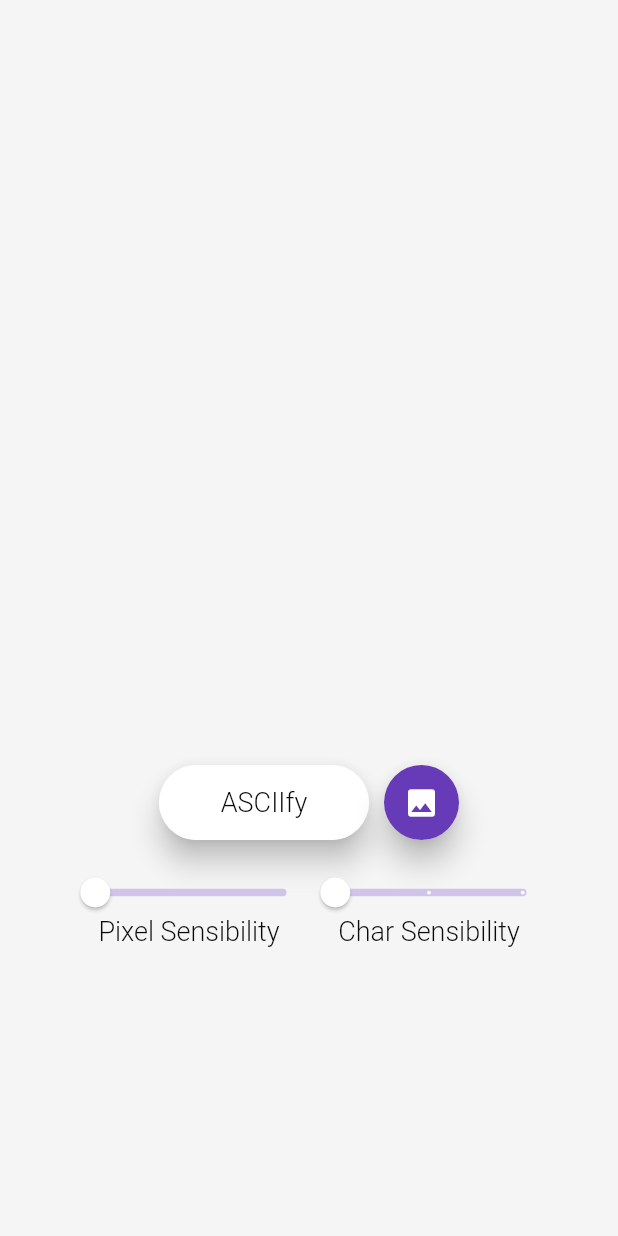
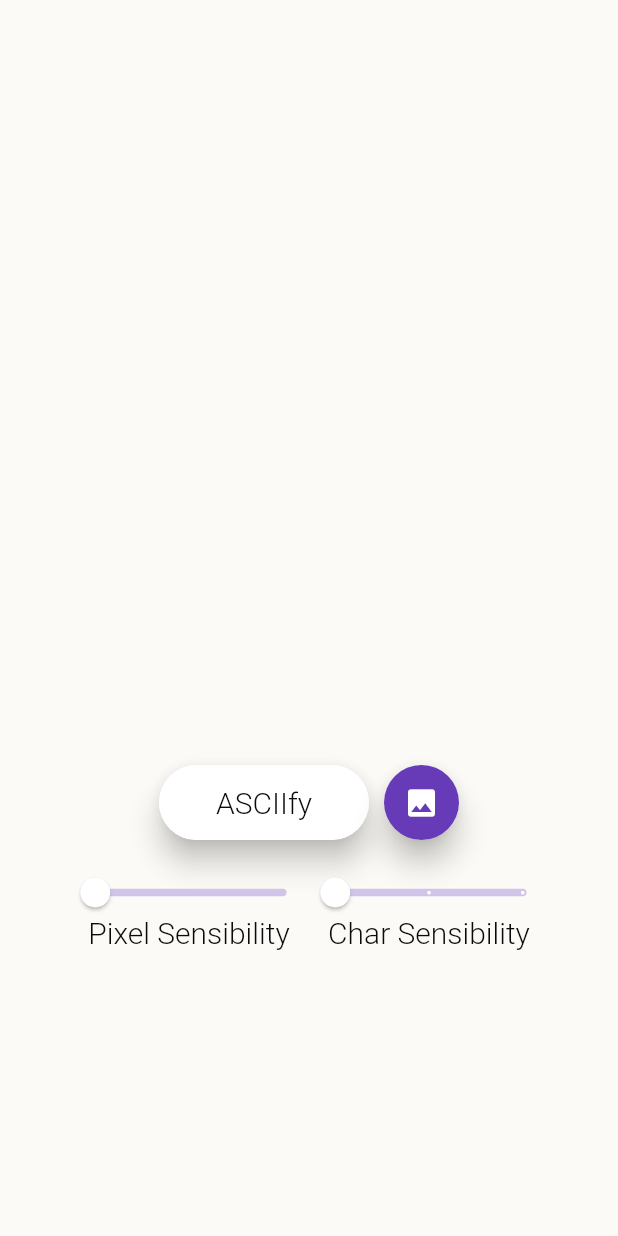
Before and after one commit to LorenzoProSky/ascii_art_app, a Flutter app: the screen it shows after launch, after a tap on "Storage", on a phone screen of 412 x 824 dp. Run offline on Flutter 3.47's test engine with Material 2 defaults, Android fonts, the phone set to English and light mode, and no system bars; our stand-ins replace image_picker, permission_handler; project files that could hold a hidden picture were left out.

Commit message:
16/01/2023 Look of the app almost complete

```diff
--- a/lib/routes/home_page.dart
+++ b/lib/routes/home_page.dart
@@ -14,13 +14,7 @@ class HomePage extends StatelessWidget {
         ),
         child: Column(
           children: <Widget>[
-            Stack(
-              alignment: AlignmentDirectional.center,
-              children: <Widget>[
-                _homePageImage(),
-                _titleText(context),
-              ],
-            ),
+            _homePageImage(),
             const SizedBox(
               height: 40.0,
             ),
@@ -41,13 +35,4 @@ class HomePage extends StatelessWidget {
       ),
     );
   }
-
-  // TODO Pos Text
-  Widget _titleText(BuildContext context) {
-    return Text(
-      "ASCII Art Converter",
-      style: Theme.of(context).textTheme.headline1,
-      textAlign: TextAlign.center,
-    );
-  }
 }
--- a/lib/routes/image_page/image_page.dart
+++ b/lib/routes/image_page/image_page.dart
@@ -6,10 +6,10 @@ import 'package:ascii_app/models/asciifier.dart';
 import 'package:ascii_app/models/image_path_cache.dart';
 import 'package:ascii_app/models/image_selector.dart';
 import 'package:ascii_app/routes/image_page/image_page_arguments.dart';
-import 'package:ascii_app/widgets/custom_icon_button.dart';
-import 'package:ascii_app/widgets/custom_slider.dart';
-import 'package:ascii_app/widgets/custom_text_button.dart';
+import 'package:ascii_app/widgets/icon_button_custom.dart';
 import 'package:ascii_app/widgets/loading_overlay.dart';
+import 'package:ascii_app/widgets/slider_custom.dart';
+import 'package:ascii_app/widgets/text_button_custom.dart';
 import 'package:flutter/material.dart';
 import 'package:provider/provider.dart';
 
@@ -46,6 +46,9 @@ class _ImagePageState extends State<ImagePage> {
         child: Column(
           children: <Widget>[
             _imageArea(context),
+            const SizedBox(
+              height: 20,
+            ),
             Center(
               child: SizedBox(
                 height: 50,
@@ -82,7 +85,7 @@ class _ImagePageState extends State<ImagePage> {
 
   Widget _imageArea(BuildContext context) {
     return SizedBox(
-      height: 480,
+      height: 460,
       width: 580,
       child: (_isAscii)
           ? FittedBox(
@@ -94,12 +97,13 @@ class _ImagePageState extends State<ImagePage> {
                 maxScale: 50,
                 child: SelectableText(
                   _asciiImage!, // Text ASCII Image
-                  style: Theme.of(context).textTheme.bodyText2,
+                  style: Theme.of(context).textTheme.subtitle1,
                 ),
               ),
             )
           : (Provider.of<ImagePathCache>(context).imagePath != "")
               ? FittedBox(
+                  fit: BoxFit.scaleDown,
                   child: Image.file(
                     File(Provider.of<ImagePathCache>(context).imagePath),
                   ),
@@ -112,7 +116,7 @@ class _ImagePageState extends State<ImagePage> {
 
   // TODO Turn off Asciify button and sliders when no image
   Widget _asciifyButton(BuildContext context) {
-    return CustomTextButton(
+    return TextButtonCustom(
       buttonText: "ASCIIfy",
       width: 140,
       onTap: () async {
@@ -139,7 +143,7 @@ class _ImagePageState extends State<ImagePage> {
   Widget _selectImageButton(BuildContext context) {
     // Select Image from the Camera or the Storage according to "needCamera"
     return (widget.arguments.needCamera)
-        ? CustomIconButton(
+        ? IconButtonCustom(
             iconData: Icons.camera_alt,
             onTap: () async {
               _isAscii = false;
@@ -148,7 +152,7 @@ class _ImagePageState extends State<ImagePage> {
                   widget.arguments.needCamera);
             },
           )
-        : CustomIconButton(
+        : IconButtonCustom(
             iconData: Icons.photo,
             onTap: () async {
               _isAscii = false;
@@ -160,7 +164,7 @@ class _ImagePageState extends State<ImagePage> {
   }
 
   Widget _sensibilitySlider(BuildContext context) {
-    return CustomSlider(
+    return SliderCustom(
       value: _pixelSensibility,
       onChange: (value) {
         setState(() {
@@ -176,7 +180,7 @@ class _ImagePageState extends State<ImagePage> {
   }
 
   Widget _charSlider(BuildContext context) {
-    return CustomSlider(
+    return SliderCustom(
       value: _charSensibility,
       onChange: (value) {
         setState(() {
--- a/lib/theme/app_color.dart
+++ b/lib/theme/app_color.dart
@@ -1,12 +1,13 @@
 import 'package:flutter/material.dart';
 
 class AppColor {
-  static const Color background = Color.fromARGB(255, 245, 245, 245);
+  static const Color background = Color.fromARGB(255, 252, 250, 246);
 
-  static const Color white = Color.fromARGB(255, 255, 255, 255);
-
+  static const Color white = Color.fromRGBO(255, 255, 255, 1);
   static const Color black = Color.fromARGB(255, 10, 10, 10);
 
   static const Color deepPurple = Colors.deepPurple;
   static Color lightPurple = Colors.deepPurple.shade100;
+
+  static const Color red = Colors.red;
 }
--- a/lib/theme/theme.dart
+++ b/lib/theme/theme.dart
@@ -5,37 +5,37 @@ class AppTheme {
   const AppTheme();
   static ThemeData asciiAppTheme = ThemeData(
     colorScheme: const ColorScheme(
+      brightness: Brightness.light,
       background: AppColor.background,
-      brightness: Brightness.light,
-      error: AppColor.background,
       onBackground: AppColor.white,
-      onError: AppColor.background,
+      primary: AppColor.white,
       onPrimary: AppColor.black,
-      onSecondary: AppColor.background,
-      onSurface: AppColor.background,
-      primary: AppColor.white,
       secondary: AppColor.deepPurple,
+      onSecondary: AppColor.white,
       surface: AppColor.background,
+      onSurface: AppColor.black,
+      error: AppColor.red,
+      onError: AppColor.black,
     ),
     textTheme: const TextTheme(
       headline1: TextStyle(
         fontFamily: "Roboto",
         fontWeight: FontWeight.w200,
-        fontSize: 38.0,
+        fontSize: 40.0,
         color: AppColor.black,
       ),
       bodyText1: TextStyle(
         fontFamily: "Roboto",
         fontWeight: FontWeight.w300,
-        fontSize: 18.0,
+        fontSize: 20.0,
         color: AppColor.black,
       ),
-      bodyText2: TextStyle(
+      subtitle1: TextStyle(
+        // TextTheme for the ASCII Art
         fontFamily: "Lucida Console",
         letterSpacing: 5,
         color: AppColor.black,
       ),
     ),
-
   );
 }
--- a/lib/widgets/custom_icon_button.dart
+++ b/lib/widgets/icon_button_custom.dart
@@ -1,7 +1,7 @@
 import 'package:flutter/material.dart';
 
-class CustomIconButton extends StatelessWidget {
-  const CustomIconButton({
+class IconButtonCustom extends StatelessWidget {
+  const IconButtonCustom({
     Key? key,
     required this.iconData,
     required this.onTap,
--- a/lib/widgets/custom_text_button.dart
+++ b/lib/widgets/icon_text_button_custom.dart
@@ -1,12 +1,14 @@
 import 'package:flutter/material.dart';
 
-class CustomTextButton extends StatelessWidget {
-  const CustomTextButton({
+class IconTextButtonCustom extends StatelessWidget {
+  const IconTextButtonCustom({
     Key? key,
+    required this.iconData,
     required this.buttonText,
     required this.onTap,
     required this.width,
   }) : super(key: key);
+  final IconData iconData;
   final String buttonText;
   final Function() onTap;
   final double width;
@@ -32,6 +34,18 @@ class CustomTextButton extends StatelessWidget {
               ),
               child: Row(
                 children: [
+                  Container(
+                    height: 50.0,
+                    width: 50.0,
+                    decoration: BoxDecoration(
+                      color: Theme.of(context).colorScheme.secondary,
+                      borderRadius: BorderRadius.circular(50.0),
+                    ),
+                    child: Icon(
+                      iconData,
+                      color: Theme.of(context).colorScheme.primary,
+                    ),
+                  ),
                   Expanded(
                     child: Text(
                       buttonText,
--- a/lib/widgets/custom_slider.dart
+++ b/lib/widgets/slider_custom.dart
@@ -1,8 +1,8 @@
 import 'package:ascii_app/theme/app_color.dart';
 import 'package:flutter/material.dart';
 
-class CustomSlider extends StatelessWidget {
-  const CustomSlider({
+class SliderCustom extends StatelessWidget {
+  const SliderCustom({
     Key? key,
     required this.value,
     required this.onChange,
@@ -20,6 +20,7 @@ class CustomSlider extends StatelessWidget {
   final String text;
   final double width;
 
+  // TODO Label inside the circle not above
   @override
   Widget build(BuildContext context) {
     return Center(
--- a/lib/widgets/custom_icon_text_button.dart
+++ b/lib/widgets/text_button_custom.dart
@@ -1,14 +1,12 @@
 import 'package:flutter/material.dart';
 
-class CustomIconTextButton extends StatelessWidget {
-  const CustomIconTextButton({
+class TextButtonCustom extends StatelessWidget {
+  const TextButtonCustom({
     Key? key,
-    required this.iconData,
     required this.buttonText,
     required this.onTap,
     required this.width,
   }) : super(key: key);
-  final IconData iconData;
   final String buttonText;
   final Function() onTap;
   final double width;
@@ -34,18 +32,6 @@ class CustomIconTextButton extends StatelessWidget {
               ),
               child: Row(
                 children: [
-                  Container(
-                    height: 50.0,
-                    width: 50.0,
-                    decoration: BoxDecoration(
-                      color: Theme.of(context).colorScheme.secondary,
-                      borderRadius: BorderRadius.circular(50.0),
-                    ),
-                    child: Icon(
-                      iconData,
-                      color: Theme.of(context).colorScheme.primary,
-                    ),
-                  ),
                   Expanded(
                     child: Text(
                       buttonText,
--- a/lib/widgets/custom_text_icon_button.dart
+++ b/lib/widgets/text_icon_button_custom.dart
@@ -1,7 +1,7 @@
 import 'package:flutter/material.dart';
 
-class CustomTextIconButton extends StatelessWidget {
-  const CustomTextIconButton({
+class TextIconButtonCustom extends StatelessWidget {
+  const TextIconButtonCustom({
     Key? key,
     required this.iconData,
     required this.buttonText,
--- a/pubspec.yaml
+++ b/pubspec.yaml
@@ -67,8 +67,6 @@ flutter:
         - asset: fonts\Roboto-Regular.ttf
         - asset: fonts\Roboto-Light.ttf
           weight: 200
-        - asset: fonts\Roboto-Thin.ttf
-          weight: 100
 
   # The following line ensures that the Material Icons font is
   # included with your application, so that you can use the icons in
```
